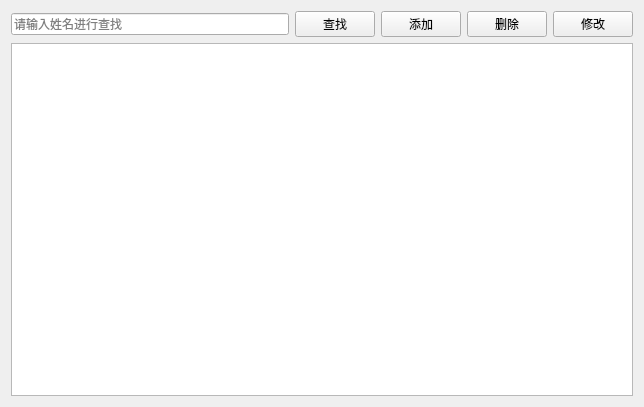
Before: the Qt Designer form patientview.ui in byan2490357105/lab3, drawn with Qt 5.
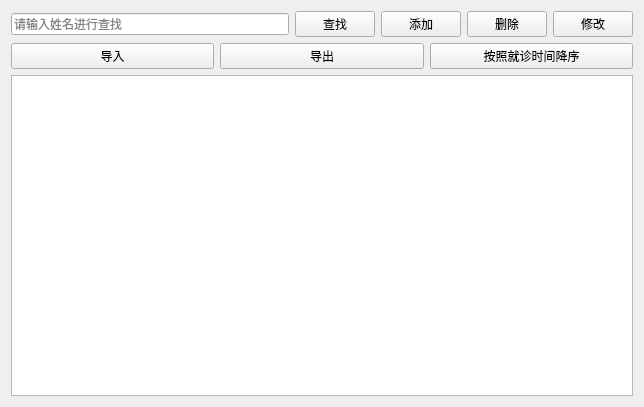
After: the same form once the commit is applied. Icons and pictures are not drawn.

The edit to the form file:
```diff
--- a/patientview.ui
+++ b/patientview.ui
@@ -69,6 +69,31 @@
      </item>
     </layout>
    </item>
+   <item>
+    <layout class="QHBoxLayout" name="horizontalLayout_2">
+     <item>
+      <widget class="QPushButton" name="btIn">
+       <property name="text">
+        <string>导入</string>
+       </property>
+      </widget>
+     </item>
+     <item>
+      <widget class="QPushButton" name="btOut">
+       <property name="text">
+        <string>导出</string>
+       </property>
+      </widget>
+     </item>
+     <item>
+      <widget class="QPushButton" name="sortByTime">
+       <property name="text">
+        <string>按照就诊时间降序</string>
+       </property>
+      </widget>
+     </item>
+    </layout>
+   </item>
    <item>
     <widget class="QTableView" name="tableView"/>
    </item>
```
